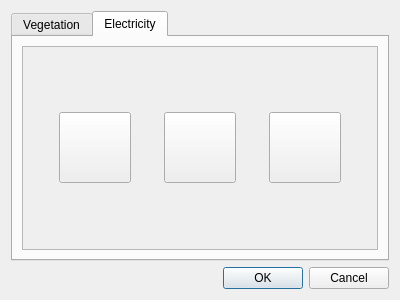
Qt form plugins/topographytools/tt_dialogdrawblocks.ui (qwilvove/LibreCAD-topography) before a commit.
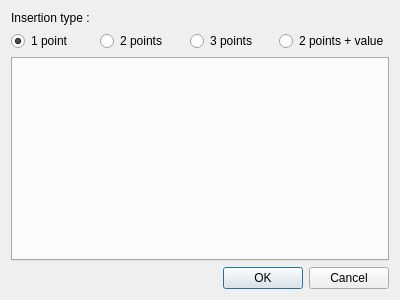
The same form after that commit. Icons and pictures are not drawn.

Patch:
```diff
--- a/plugins/topographytools/tt_dialogdrawblocks.ui
+++ b/plugins/topographytools/tt_dialogdrawblocks.ui
@@ -14,119 +14,53 @@
    <string>Dialog</string>
   </property>
   <layout class="QVBoxLayout" name="verticalLayout">
+   <item>
+    <widget class="QLabel" name="label">
+     <property name="text">
+      <string>Insertion type :</string>
+     </property>
+    </widget>
+   </item>
+   <item>
+    <layout class="QHBoxLayout" name="horizontalLayout_4">
+     <item>
+      <widget class="QRadioButton" name="rb1p">
+       <property name="text">
+        <string>1 point</string>
+       </property>
+       <property name="checked">
+        <bool>true</bool>
+       </property>
+      </widget>
+     </item>
+     <item>
+      <widget class="QRadioButton" name="rb2p">
+       <property name="text">
+        <string>2 points</string>
+       </property>
+      </widget>
+     </item>
+     <item>
+      <widget class="QRadioButton" name="rb3p">
+       <property name="text">
+        <string>3 points</string>
+       </property>
+      </widget>
+     </item>
+     <item>
+      <widget class="QRadioButton" name="rb2pv">
+       <property name="text">
+        <string>2 points + value</string>
+       </property>
+      </widget>
+     </item>
+    </layout>
+   </item>
    <item>
     <widget class="QTabWidget" name="tabWidget">
      <property name="currentIndex">
       <number>1</number>
      </property>
-     <widget class="QWidget" name="tabVegetation">
-      <attribute name="title">
-       <string>Vegetation</string>
-      </attribute>
-      <layout class="QVBoxLayout" name="verticalLayout_2">
-       <item>
-        <widget class="QScrollArea" name="scrollArea">
-         <property name="widgetResizable">
-          <bool>true</bool>
-         </property>
-         <widget class="QWidget" name="scrollAreaWidgetContents">
-          <property name="geometry">
-           <rect>
-            <x>0</x>
-            <y>0</y>
-            <width>358</width>
-            <height>198</height>
-           </rect>
-          </property>
-          <layout class="QGridLayout" name="gridLayout">
-           <item row="0" column="0">
-            <widget class="QToolButton" name="tbTree">
-             <property name="icon">
-              <iconset resource="thumbnails/thumbnails.qrc">
-               <normaloff>:/thumbnails/tree.svg</normaloff>:/thumbnails/tree.svg</iconset>
-             </property>
-             <property name="iconSize">
-              <size>
-               <width>64</width>
-               <height>64</height>
-              </size>
-             </property>
-            </widget>
-           </item>
-          </layout>
-         </widget>
-        </widget>
-       </item>
-      </layout>
-     </widget>
-     <widget class="QWidget" name="tabElectricity">
-      <attribute name="title">
-       <string>Electricity</string>
-      </attribute>
-      <layout class="QVBoxLayout" name="verticalLayout_3">
-       <item>
-        <widget class="QScrollArea" name="scrollArea_2">
-         <property name="widgetResizable">
-          <bool>true</bool>
-         </property>
-         <widget class="QWidget" name="scrollAreaWidgetContents_2">
-          <property name="geometry">
-           <rect>
-            <x>0</x>
-            <y>0</y>
-            <width>358</width>
-            <height>198</height>
-           </rect>
-          </property>
-          <layout class="QGridLayout" name="gridLayout_2">
-           <item row="0" column="1">
-            <widget class="QToolButton" name="tbElectricalBox_2points">
-             <property name="icon">
-              <iconset resource="thumbnails/thumbnails.qrc">
-               <normaloff>:/thumbnails/electrical_box_2p.svg</normaloff>:/thumbnails/electrical_box_2p.svg</iconset>
-             </property>
-             <property name="iconSize">
-              <size>
-               <width>64</width>
-               <height>64</height>
-              </size>
-             </property>
-            </widget>
-           </item>
-           <item row="0" column="0">
-            <widget class="QToolButton" name="tbElectricalBox">
-             <property name="icon">
-              <iconset resource="thumbnails/thumbnails.qrc">
-               <normaloff>:/thumbnails/electrical_box.svg</normaloff>:/thumbnails/electrical_box.svg</iconset>
-             </property>
-             <property name="iconSize">
-              <size>
-               <width>64</width>
-               <height>64</height>
-              </size>
-             </property>
-            </widget>
-           </item>
-           <item row="0" column="2">
-            <widget class="QToolButton" name="tbElectricalBox_3points">
-             <property name="icon">
-              <iconset resource="thumbnails/thumbnails.qrc">
-               <normaloff>:/thumbnails/electrical_box_3p.svg</normaloff>:/thumbnails/electrical_box_3p.svg</iconset>
-             </property>
-             <property name="iconSize">
-              <size>
-               <width>64</width>
-               <height>64</height>
-              </size>
-             </property>
-            </widget>
-           </item>
-          </layout>
-         </widget>
-        </widget>
-       </item>
-      </layout>
-     </widget>
     </widget>
    </item>
    <item>
```
Left out of the diff: 6 changed lines with no effect on the pictures.
